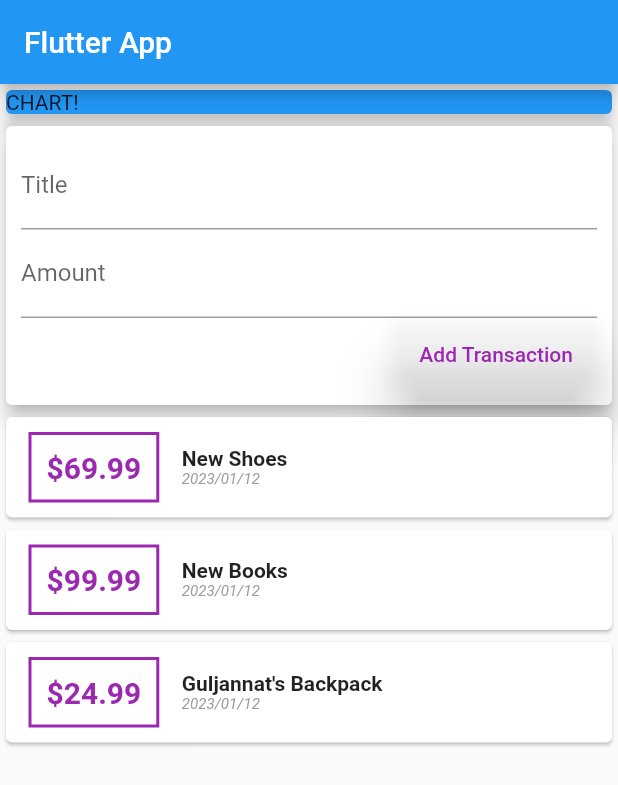
After one commit to ibrikk/Personal-expenses, a Flutter app: the screen it shows after launch, on a phone screen of 412 x 824 dp. The commit adds this screen. Shown: the top 785 px of the screen. Run offline on Flutter 3.47's test engine with Material 2 defaults, Android fonts, the phone set to English and light mode, and no system bars.

Commit message:
splitting the app into widgets, managing state

```diff
--- /dev/null
+++ b/lib/widgets/new_transaction.dart
@@ -0,0 +1,43 @@
+import 'package:flutter/material.dart';
+import 'package:personal/widgets/user_transactions.dart';
+import './user_transactions.dart';
+
+class NewTransaction extends StatelessWidget {
+  final titleController = TextEditingController();
+  final amountController = TextEditingController();
+  final Function addTx;
+
+  NewTransaction(this.addTx);
+
+  @override
+  Widget build(BuildContext context) {
+    return Card(
+      elevation: 5,
+      child: Container(
+        padding: EdgeInsets.all(10),
+        child: Column(crossAxisAlignment: CrossAxisAlignment.end, children: <
+            Widget>[
+          TextField(
+              // onChanged: (val) => titleInput = val,
+              controller: titleController,
+              decoration: InputDecoration(labelText: 'Title')),
+          TextField(
+              //  onChanged: (val) => amountInput = val,
+              controller: amountController,
+              decoration: InputDecoration(labelText: 'Amount')),
+          ElevatedButton(
+            onPressed: () {
+              addTx(titleController.text, double.parse(amountController.text));
+            },
+            style: ElevatedButton.styleFrom(
+              foregroundColor: Colors.purple,
+              backgroundColor: Colors.transparent,
+              elevation: 15.0,
+            ),
+            child: Text('Add Transaction'),
+          )
+        ]),
+      ),
+    );
+  }
+}
--- /dev/null
+++ b/lib/widgets/transaction_list.dart
@@ -0,0 +1,53 @@
+import 'package:intl/intl.dart';
+import 'package:flutter/material.dart';
+import '../models/transaction.dart';
+
+class TransactionList extends StatelessWidget {
+  final List<Transaction> transactions;
+
+  TransactionList(this.transactions);
+
+  @override
+  Widget build(BuildContext context) {
+    return Column(
+      children: transactions.map((tx) {
+        return Card(
+            child: Row(
+          children: <Widget>[
+            Container(
+              margin: EdgeInsets.symmetric(vertical: 10, horizontal: 15),
+              decoration: BoxDecoration(
+                  border: Border.all(color: Colors.purple, width: 2)),
+              padding: EdgeInsets.all(10),
+              child: Text(
+                style: TextStyle(
+                  fontWeight: FontWeight.bold,
+                  fontSize: 20,
+                  color: Colors.purple,
+                ),
+                '\$${tx.amount}',
+              ),
+            ),
+            Column(
+              crossAxisAlignment: CrossAxisAlignment.start,
+              children: <Widget>[
+                Text(
+                    style: TextStyle(
+                      fontWeight: FontWeight.bold,
+                    ),
+                    tx.title),
+                Text(
+                  style: TextStyle(
+                      color: Colors.grey,
+                      fontSize: 10,
+                      fontStyle: FontStyle.italic),
+                  DateFormat('yyy/MM/dd').format(tx.date),
+                )
+              ],
+            ),
+          ],
+        ));
+      }).toList(),
+    );
+  }
+}
--- /dev/null
+++ b/lib/widgets/user_transactions.dart
@@ -0,0 +1,45 @@
+import 'package:flutter/material.dart';
+import './new_transaction.dart';
+import './transaction_list.dart';
+import '../models/transaction.dart';
+
+class UserTransactions extends StatefulWidget {
+  @override
+  State<UserTransactions> createState() => _UserTransactionsState();
+}
+
+class _UserTransactionsState extends State<UserTransactions> {
+  final List<Transaction> _userTransactions = [
+    Transaction(
+        id: 't1', title: 'New Shoes', amount: 69.99, date: DateTime.now()),
+    Transaction(
+        id: 't2', title: 'New Books', amount: 99.99, date: DateTime.now()),
+    Transaction(
+        id: 't3',
+        title: 'Guljannat\'s Backpack',
+        amount: 24.99,
+        date: DateTime.now())
+  ];
+
+  void _addNewTransaction(String txTitle, double txAmount) {
+    final newTx = Transaction(
+        id: DateTime.now().toString(),
+        title: txTitle,
+        amount: txAmount,
+        date: DateTime.now());
+
+    setState(() {
+      _userTransactions.add(newTx);
+    });
+  }
+
+  @override
+  Widget build(BuildContext context) {
+    return Column(
+      children: <Widget>[
+        NewTransaction(_addNewTransaction),
+        TransactionList(_userTransactions),
+      ],
+    );
+  }
+}
```
Also changed, not shown: lib/main.dart (+2 -89 lines), lib/models/transaction.dart (renamed from lib/transaction.dart).
